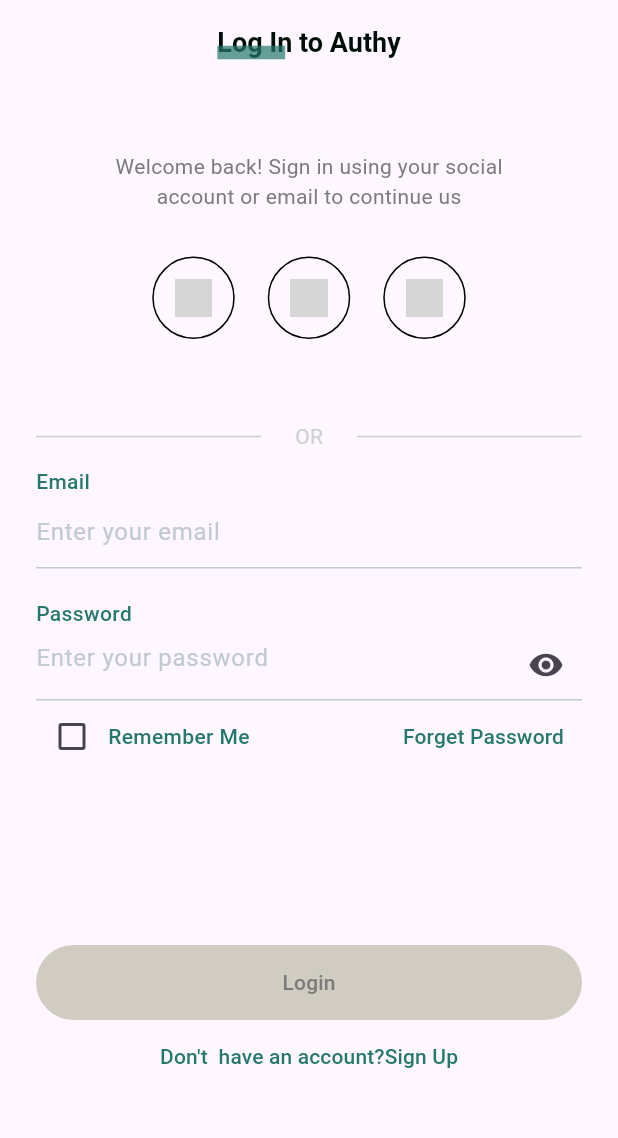
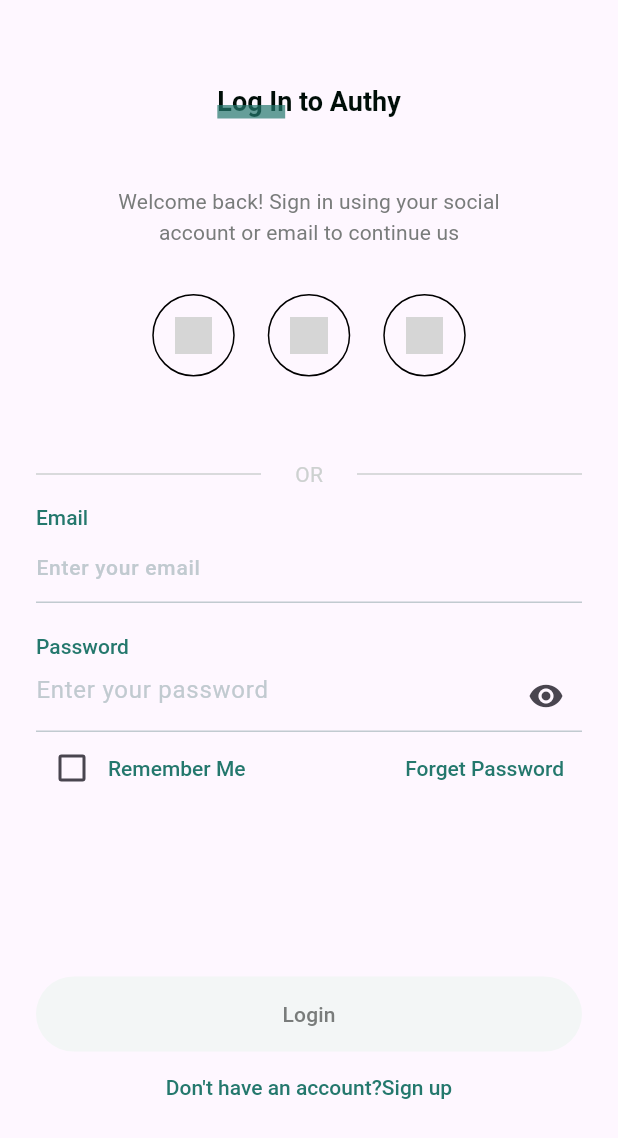
Before and after one commit to sizerChowdhury/authentication_app, a Flutter app: the screen it shows after launch, on a phone screen of 412 x 824 dp. Shown: the top 1138 px of the screen. Run offline on Flutter 3.47's test engine with Material 3 defaults, Android fonts, the phone set to English and light mode, and no system bars; our stand-ins replace flutter_riverpod, font_awesome_flutter, go_router, riverpod_annotation; generated files the repository leaves out were written again; Roboto replaces fonts that are missing (Caros, Circular); grey boxes are pictures that could not be loaded.

Commit message:
refactor: remove customfields and utilize themeData property in login page

```diff
--- /dev/null
+++ b/lib/core/theme/theme.dart
@@ -0,0 +1,53 @@
+import 'package:authentication_app/core/gen/fonts.gen.dart';
+import 'package:flutter/material.dart';
+
+class AppTheme {
+  static ThemeData getAppTheme() {
+    return ThemeData(
+      textTheme: TextTheme(
+        headlineLarge: TextStyle(
+          fontFamily: FontFamily.circular,
+          fontSize: 14,
+          fontWeight: FontWeight.w500,
+          color: Color(0xFF24786D),
+        ),
+        titleLarge: TextStyle(
+          fontFamily: FontFamily.caros,
+          fontWeight: FontWeight.w600,
+          fontSize: 18,
+          color: Color(0xFF000E08),
+        ),
+        titleMedium: TextStyle(
+          fontFamily: FontFamily.circular,
+          fontWeight: FontWeight.w400,
+          fontSize: 14,
+          color: Color(0xFF797C7B),
+        ),
+      ),
+      inputDecorationTheme: const InputDecorationTheme(
+        hintStyle: TextStyle(
+          fontSize: 14,
+          fontWeight: FontWeight.w500,
+          color: Color(0xFFC1CAD0),
+        ),
+        enabledBorder: UnderlineInputBorder(
+          borderSide: BorderSide(
+            color: Color(0xFFC1CAD0),
+          ),
+        ),
+        focusedBorder: UnderlineInputBorder(
+          borderSide: BorderSide(
+            color: Color(0xFF24786D),
+          ),
+        ),
+      ),
+      elevatedButtonTheme: const ElevatedButtonThemeData(
+        style: ButtonStyle(
+          backgroundColor: WidgetStatePropertyAll(
+            Color(0xFFF3F6F6),
+          ),
+        ),
+      ),
+    );
+  }
+}
--- a/lib/feature/login/presentation/views/login_page.dart
+++ b/lib/feature/login/presentation/views/login_page.dart
@@ -14,6 +14,7 @@ import 'package:flutter/material.dart';
 import 'package:flutter_riverpod/flutter_riverpod.dart';
 import 'package:go_router/go_router.dart';
 import 'package:http/http.dart' as http;
+import 'package:authentication_app/core/theme/theme.dart';
 
 
 class LoginPage extends ConsumerStatefulWidget {
@@ -66,21 +67,28 @@ class _LoginPageState extends ConsumerState<LoginPage> {
 
 
     return Scaffold(
-        appBar: AppBar(
-          title: const Stack(
-            children: [AppbarTittle('Log In to Authy'), Underline(right: 77)],
-          ),
-          centerTitle: true,
-        ),
+        appBar: AppBar(),
         body: SingleChildScrollView(
           child: SafeArea(
             child: Center(
+
               child: Column(
                 children: [
+                  Stack(
+                    children: [
+                      Text('Log In to Authy',
+                      style: Theme.of(context).textTheme.titleLarge,
+                      ),
+                      Underline(right: 77)
+                    ],
+                  ),
                   const SizedBox(height: 45),
-                  const CustomWelcomeText(
-                      'Welcome back! Sign in using your social'),
-                  const CustomWelcomeText('account or email to continue us'),
+                  Text('Welcome back! Sign in using your social',
+                  style: Theme.of(context).textTheme.titleMedium,
+                  ),
+                  Text('account or email to continue us',
+                    style: Theme.of(context).textTheme.titleMedium,
+                  ),
                   const SizedBox(height: 30),
                    Row(
                     mainAxisAlignment: MainAxisAlignment.center,
@@ -138,13 +146,19 @@ class _LoginPageState extends ConsumerState<LoginPage> {
                     child: Column(
                       crossAxisAlignment: CrossAxisAlignment.start,
                       children: [
-                        const CustomText('Email'),
-                        CustomTextField(
+                        Text('Email',
+                        style: Theme.of(context).textTheme.headlineLarge ,
+                        ),
+                        TextField(
+                          decoration:const InputDecoration(
+                            hintText: 'Enter your email',
+                          ),
                           controller: email,
-                          hintText: 'Enter your email',
                         ),
                         const SizedBox(height: 20),
-                        const CustomText('Password'),
+                        Text('Password',
+                          style: Theme.of(context).textTheme.headlineLarge ,
+                        ),
                         CustomPasswordField(
                           controller: password,
                           hintText: 'Enter your password',
@@ -165,7 +179,9 @@ class _LoginPageState extends ConsumerState<LoginPage> {
                                 value: false,
                                 onChanged: (newValue) {},
                               ),
-                              const CustomText('Remember Me'),
+                              Text('Remember Me',
+                                style: Theme.of(context).textTheme.headlineLarge ,
+                              ),
                             ],
                           ),
                         ),
@@ -173,7 +189,9 @@ class _LoginPageState extends ConsumerState<LoginPage> {
                           onPressed: () {
                             context.go("/forgetPassword");
                           },
-                          child: const CustomText('Forget Password'),
+                          child: Text('Forget Password',
+                            style: Theme.of(context).textTheme.headlineLarge ,
+                          ),
                         ),
                       ],
                     ),
@@ -190,15 +208,23 @@ class _LoginPageState extends ConsumerState<LoginPage> {
                                 password: password.text.toString(),
                               )
                           : null,
-                      style: ButtonStyle(
+                      style: !(enableButtonNotifier.email &
+                      enableButtonNotifier.password)
+                          ? const ButtonStyle(
                         backgroundColor: WidgetStatePropertyAll(
-                          (enableButtonNotifier.email &&
-                                  enableButtonNotifier.password)
-                              ? const Color(0xFF24786D)
-                              : const Color(0xFFD0CCC1),
+                          Color(0xFFF3F6F6),
                         ),
-                        minimumSize: const WidgetStatePropertyAll(
-                            Size(double.infinity, 50)),
+                        minimumSize: WidgetStatePropertyAll(
+                          Size(double.infinity, 50),
+                        ),
+                      )
+                          : const ButtonStyle(
+                        backgroundColor: WidgetStatePropertyAll(
+                          Color.fromARGB(255, 97, 145, 122),
+                        ),
+                        minimumSize: WidgetStatePropertyAll(
+                          Size(double.infinity, 50),
+                        ),
                       ),
                       child: loginState.isLoading
                           ? const CircularProgressIndicator(
@@ -219,7 +245,9 @@ class _LoginPageState extends ConsumerState<LoginPage> {
                     onPressed: () {
                       GoRouter.of(context).pushNamed(Routes.signup);
                     },
-                    child: const CustomText("Don't  have an account?Sign Up"),
+                    child: Text("Don't have an account?Sign up",
+                      style: Theme.of(context).textTheme.headlineLarge ,
+                    ),
                   ),
                 ],
               ),
--- a/lib/main.dart
+++ b/lib/main.dart
@@ -1,3 +1,4 @@
+import 'package:authentication_app/core/theme/theme.dart';
 import 'package:flutter/material.dart';
 import 'package:flutter_riverpod/flutter_riverpod.dart';
 import 'core/navigation/router_config/router_config.dart';
@@ -13,6 +14,7 @@ class MyApp extends StatelessWidget {
   @override
   Widget build(BuildContext context) {
     return MaterialApp.router(
+      theme: AppTheme.getAppTheme(),
       routerConfig: MyRouterConfig().router,
     );
   }
```
